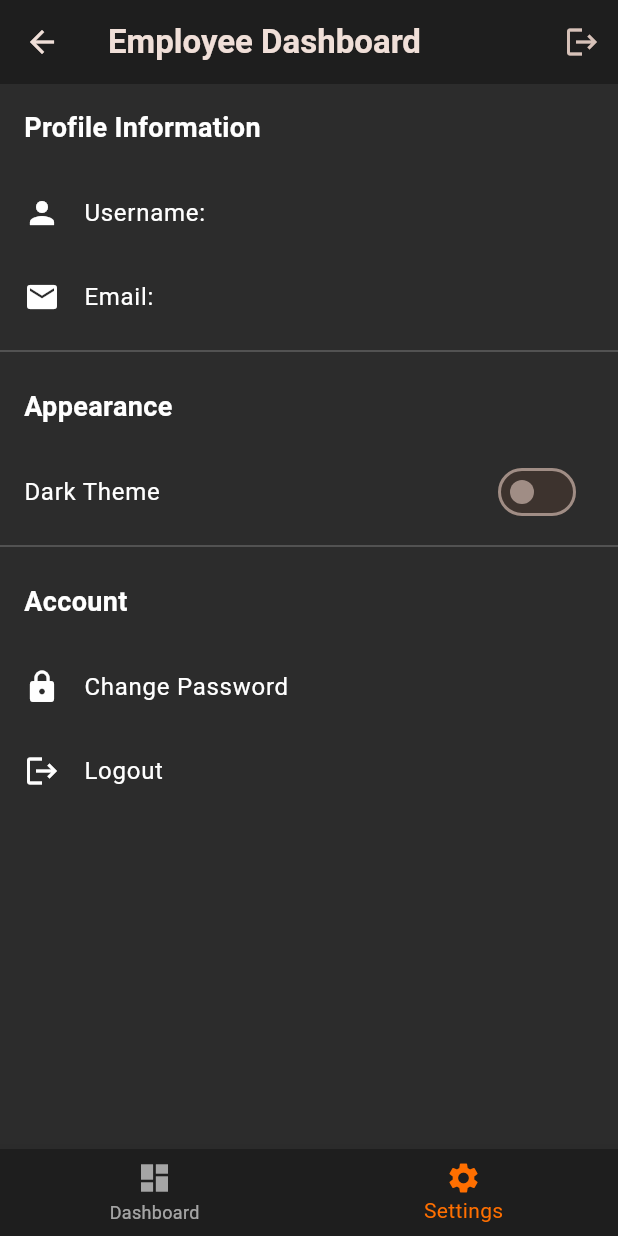
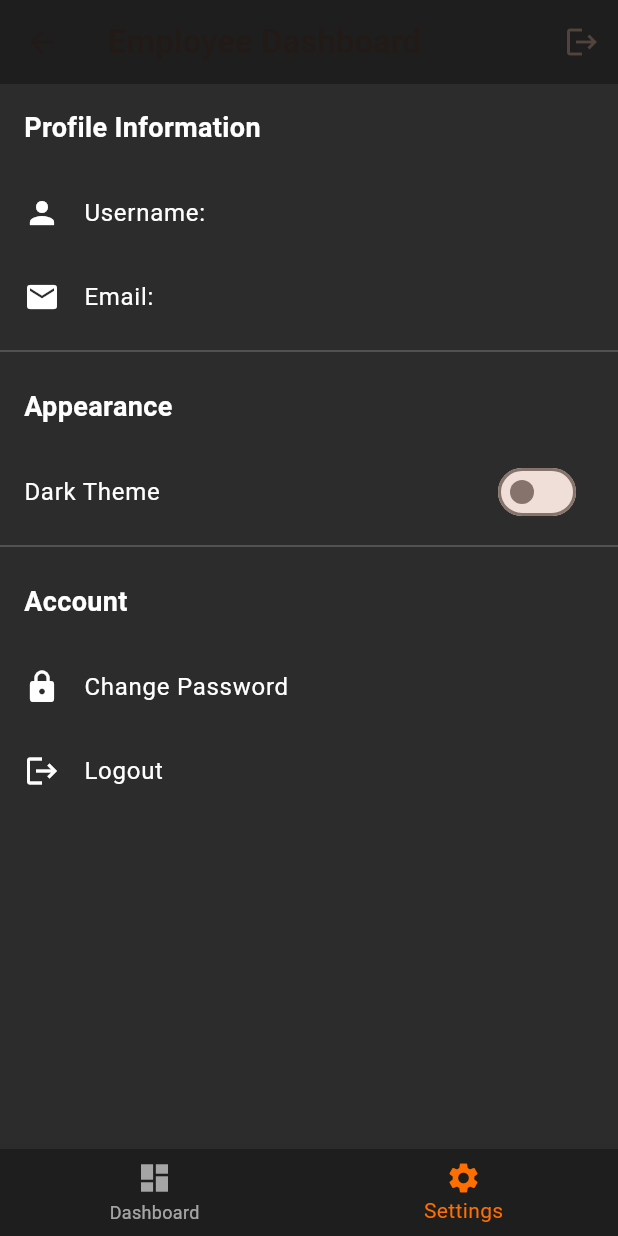
Before and after one commit to cementdeliverytracker-sys/cementdeliverytracker, a Flutter app: the EmployeeDashboardPage screen opened by its route, item 2 of the bottom bar chosen, after a tap on "Dark Theme", on a phone screen of 412 x 824 dp. Run offline on Flutter 3.47's test engine with Material 3 defaults, Android fonts, the phone set to English and light mode, and no system bars; our stand-ins replace cloud_firestore, connectivity_plus, dartz, equatable, firebase_auth, firebase_core and 7 more; missing offline and left inert: firebase_app_check; accounts and stored records are empty.

Commit message:
dark theme toggle button fixed, screen not flicking, but theme change is pending

```diff
--- a/lib/core/di/dependency_injection.dart
+++ b/lib/core/di/dependency_injection.dart
@@ -1,4 +1,5 @@
 import 'package:cementdeliverytracker/core/network/network_info.dart';
+import 'package:cementdeliverytracker/core/theme/theme_notifier.dart';
 import 'package:cementdeliverytracker/features/auth/data/datasources/auth_remote_data_source.dart';
 import 'package:cementdeliverytracker/features/auth/data/repositories/auth_repository_impl.dart';
 import 'package:cementdeliverytracker/features/auth/domain/repositories/auth_repository.dart';
@@ -133,6 +134,7 @@ class DependencyInjection {
       ChangeNotifierProvider<AuthNotifier>.value(value: authNotifier),
       ChangeNotifierProvider<DashboardProvider>.value(value: dashboardProvider),
       ChangeNotifierProvider<OrdersProvider>.value(value: ordersProvider),
+      ChangeNotifierProvider<ThemeNotifier>(create: (_) => ThemeNotifier()),
     ];
   }
 }
--- a/lib/core/theme/app_theme.dart
+++ b/lib/core/theme/app_theme.dart
@@ -31,4 +31,38 @@ class AppTheme {
       ),
     );
   }
+
+  static ThemeData get lightTheme {
+    return ThemeData.light(useMaterial3: true).copyWith(
+      colorScheme: ColorScheme.fromSeed(
+        seedColor: const Color(0xFFFF6F00),
+        brightness: Brightness.light,
+      ),
+      scaffoldBackgroundColor: const Color(0xFFF5F5F5),
+      inputDecorationTheme: InputDecorationTheme(
+        filled: true,
+        fillColor: Colors.white,
+        hintStyle: const TextStyle(color: Colors.black54),
+        border: OutlineInputBorder(
+          borderRadius: BorderRadius.circular(8),
+          borderSide: const BorderSide(color: Colors.black12),
+        ),
+      ),
+      textTheme: const TextTheme(
+        bodyMedium: TextStyle(color: Colors.black87),
+        titleLarge: TextStyle(
+          color: Colors.black87,
+          fontWeight: FontWeight.bold,
+        ),
+      ),
+      elevatedButtonTheme: ElevatedButtonThemeData(
+        style: ElevatedButton.styleFrom(
+          backgroundColor: const Color(0xFFFF6F00),
+          foregroundColor: Colors.white,
+          padding: const EdgeInsets.symmetric(horizontal: 24, vertical: 12),
+          shape: RoundedRectangleBorder(borderRadius: BorderRadius.circular(8)),
+        ),
+      ),
+    );
+  }
 }
--- /dev/null
+++ b/lib/core/theme/theme_notifier.dart
@@ -0,0 +1,39 @@
+import 'package:flutter/material.dart';
+import 'package:shared_preferences/shared_preferences.dart';
+
+class ThemeNotifier extends ChangeNotifier {
+  bool _isDarkTheme = true;
+  static const String _themeKey = 'isDarkTheme';
+
+  bool get isDarkTheme => _isDarkTheme;
+
+  ThemeNotifier() {
+    _loadTheme();
+  }
+
+  Future<void> _loadTheme() async {
+    final prefs = await SharedPreferences.getInstance();
+    _isDarkTheme = prefs.getBool(_themeKey) ?? true;
+    notifyListeners();
+  }
+
+  Future<void> toggleTheme() async {
+    _isDarkTheme = !_isDarkTheme;
+    notifyListeners(); // Update UI immediately
+
+    // Save to preferences in background
+    final prefs = await SharedPreferences.getInstance();
+    await prefs.setBool(_themeKey, _isDarkTheme);
+  }
+
+  Future<void> setTheme(bool isDark) async {
+    if (_isDarkTheme == isDark) return; // No change needed
+
+    _isDarkTheme = isDark;
+    notifyListeners(); // Update UI immediately
+
+    // Save to preferences in background
+    final prefs = await SharedPreferences.getInstance();
+    await prefs.setBool(_themeKey, _isDarkTheme);
+  }
+}
--- a/lib/main.dart
+++ b/lib/main.dart
@@ -1,6 +1,7 @@
 import 'package:cementdeliverytracker/core/constants/app_constants.dart';
 import 'package:cementdeliverytracker/core/di/dependency_injection.dart';
 import 'package:cementdeliverytracker/core/theme/app_theme.dart';
+import 'package:cementdeliverytracker/core/theme/theme_notifier.dart';
 import 'package:cementdeliverytracker/features/auth/presentation/pages/login_page.dart';
 import 'package:cementdeliverytracker/features/auth/presentation/pages/signup_page.dart';
 import 'package:cementdeliverytracker/features/auth/presentation/pages/splash_page.dart';
@@ -37,10 +38,16 @@ class App extends StatelessWidget {
   Widget build(BuildContext context) {
     return MultiProvider(
       providers: DependencyInjection.getProviders(),
-      child: MaterialApp(
+      child: Consumer<ThemeNotifier>(
+        builder: (context, themeNotifier, _) {
+          return MaterialApp(
             title: AppConstants.appName,
             debugShowCheckedModeBanner: false,
-        theme: AppTheme.darkTheme,
+            theme: AppTheme.lightTheme,
+            darkTheme: AppTheme.darkTheme,
+            themeMode: themeNotifier.isDarkTheme
+                ? ThemeMode.dark
+                : ThemeMode.light,
             routes: {
               AppConstants.routeLogin: (context) => const LoginPage(),
               AppConstants.routeSignup: (context) => const SignupPage(),
@@ -54,6 +61,8 @@ class App extends StatelessWidget {
                   const EmployeeDashboardPage(),
             },
             home: const AuthGate(),
+          );
+        },
       ),
     );
   }
--- a/lib/shared/widgets/settings_screen.dart
+++ b/lib/shared/widgets/settings_screen.dart
@@ -1,4 +1,5 @@
 import 'package:cementdeliverytracker/core/constants/app_constants.dart';
+import 'package:cementdeliverytracker/core/theme/theme_notifier.dart';
 import 'package:cementdeliverytracker/features/auth/presentation/providers/auth_notifier.dart';
 import 'package:cementdeliverytracker/features/dashboard/presentation/providers/dashboard_provider.dart';
 import 'package:cementdeliverytracker/features/dashboard/presentation/pages/admin/services/admin_employee_service.dart';
@@ -20,7 +21,6 @@ class SettingsScreen extends StatefulWidget {
 
 class _SettingsScreenState extends State<SettingsScreen>
     with SingleTickerProviderStateMixin {
-  bool _isDarkTheme = true; // Dummy state for theme toggle
   late TabController _tabController;
 
   @override
@@ -167,19 +167,20 @@ class _SettingsScreenState extends State<SettingsScreen>
             ),
           ),
         ),
-        SwitchListTile(
+        Consumer<ThemeNotifier>(
+          builder: (context, themeNotifier, _) {
+            return SwitchListTile(
               title: const Text(
                 'Dark Theme',
                 style: TextStyle(color: Colors.white),
               ),
-          value: _isDarkTheme,
+              value: themeNotifier.isDarkTheme,
               onChanged: (value) {
-            setState(() {
-              _isDarkTheme = value;
-              // TODO: Implement actual theme toggle logic
-            });
+                themeNotifier.setTheme(value);
               },
               activeThumbColor: const Color(0xFFFF6F00),
+            );
+          },
         ),
         const Divider(color: Colors.white24),
 
--- a/pubspec.yaml
+++ b/pubspec.yaml
@@ -47,6 +47,7 @@ dependencies:
   google_maps_flutter: ^2.10.0
   geolocator: ^13.0.2
   geocoding: ^4.0.0
+  shared_preferences: ^2.3.4
 
 dev_dependencies:
   flutter_test:
```
Also changed, not shown: lib/features/dashboard/presentation/pages/admin/pages/distributors_page.dart (+11 -20 lines), pubspec.lock, 1 other file. Lines whose indentation alone changed are shown as unchanged.
